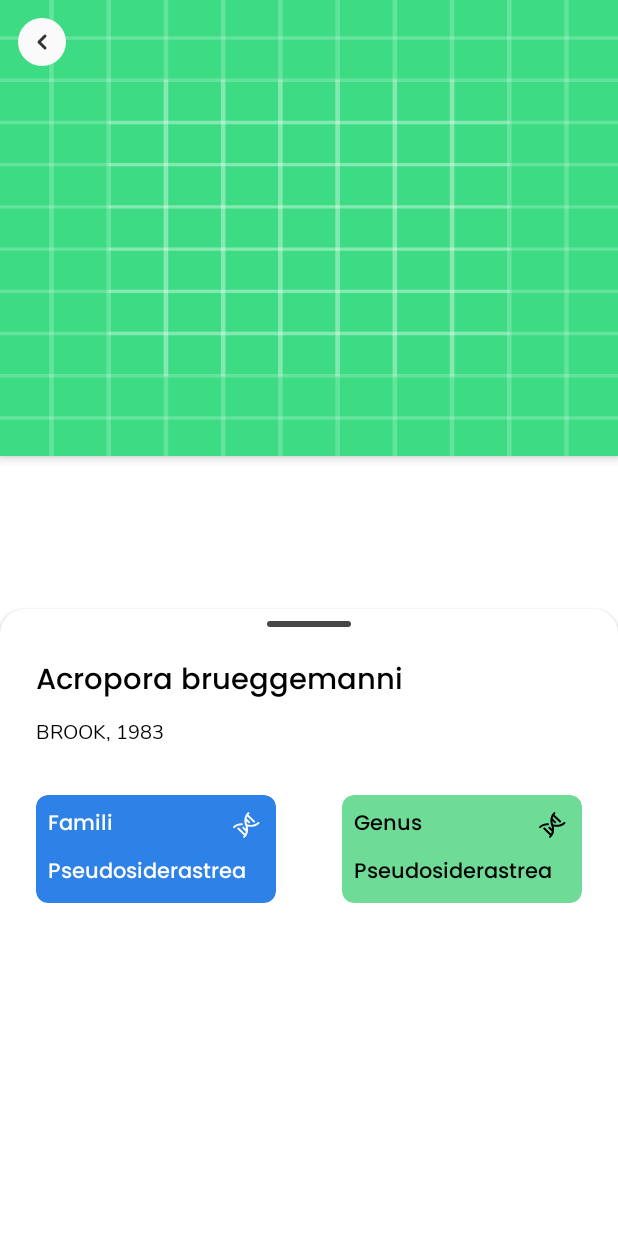
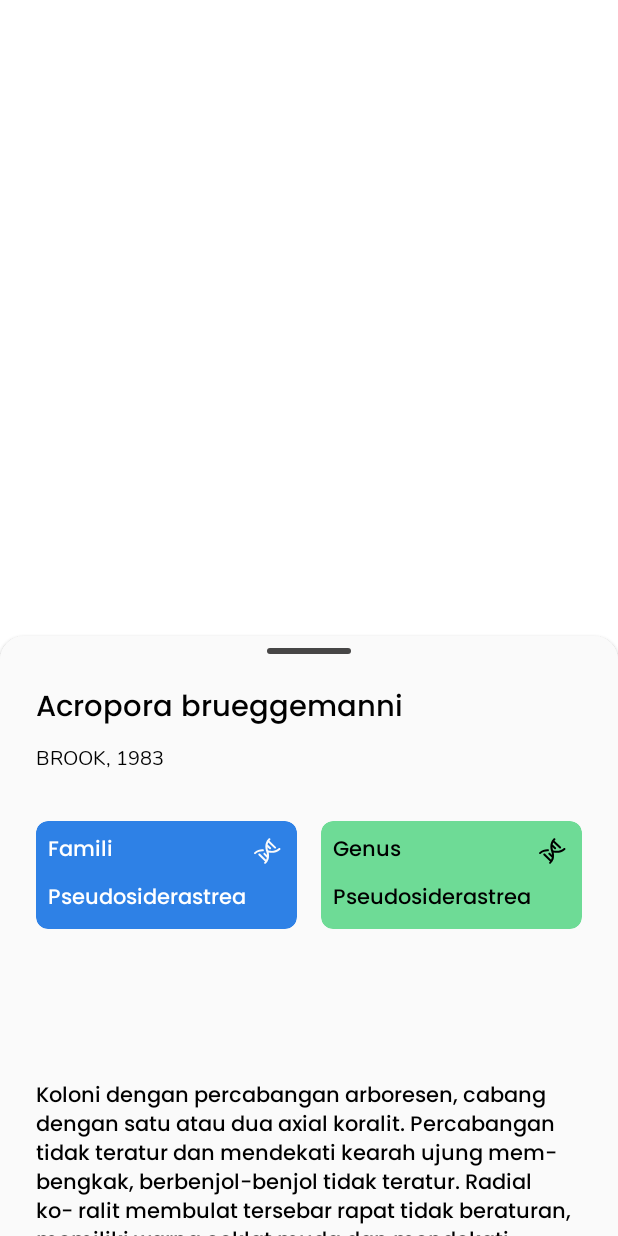
Before and after one commit to sayapakailinuxpak/Coral-ID, an Android app: the fragment DetailFragment shown on its own in the app's theme, on a phone screen of 412 x 824 dp. Run offline under Robolectric (Android 15) with nearby library versions, the phone set to English and light mode, and no system bars.

Commit message:
creating detail screen behaviour

```diff
--- a/mobile/app/src/main/java/com/bangkitcapstone/coral_id/ui/detail/DetailFragment.kt
+++ b/mobile/app/src/main/java/com/bangkitcapstone/coral_id/ui/detail/DetailFragment.kt
@@ -3,29 +3,44 @@ package com.bangkitcapstone.coral_id.ui.detail
 import android.os.Bundle
 import androidx.fragment.app.Fragment
 import android.view.LayoutInflater
+import android.view.MotionEvent
 import android.view.View
 import android.view.ViewGroup
 import com.bangkitcapstone.coral_id.R
+import com.bangkitcapstone.coral_id.databinding.FragmentDetailBinding
 
 // TODO: Rename parameter arguments, choose names that match
 // the fragment initialization parameters, e.g. ARG_ITEM_NUMBER
 private const val ARG_PARAM1 = "param1"
 private const val ARG_PARAM2 = "param2"
 
-/**
- * A simple [Fragment] subclass.
- * Use the [DetailFragment.newInstance] factory method to
- * create an instance of this fragment.
- */
+
 class DetailFragment : Fragment() {
-
+    private var  _binding: FragmentDetailBinding? = null
+    private val binding get() = _binding
 
     override fun onCreateView(
         inflater: LayoutInflater, container: ViewGroup?,
         savedInstanceState: Bundle?
     ): View? {
         // Inflate the layout for this fragment
-        return inflater.inflate(R.layout.fragment_detail, container, false)
+        _binding = FragmentDetailBinding.inflate(inflater, container, false)
+        return binding?.root
     }
 
+    override fun onViewCreated(view: View, savedInstanceState: Bundle?) {
+        super.onViewCreated(view, savedInstanceState)
+        binding?.apply {
+            mappbar.outlineProvider = null
+
+        }
+    }
+
+    override fun onDestroyView() {
+        super.onDestroyView()
+        _binding = null
+    }
+
+
+
 }
--- a/mobile/app/src/main/java/com/bangkitcapstone/coral_id/ui/result/ResultFragment.kt
+++ b/mobile/app/src/main/java/com/bangkitcapstone/coral_id/ui/result/ResultFragment.kt
@@ -7,7 +7,9 @@ import android.view.ViewGroup
 import android.widget.Toast
 import androidx.fragment.app.Fragment
 import androidx.lifecycle.ViewModelProvider
+import androidx.navigation.findNavController
 import androidx.recyclerview.widget.LinearLayoutManager
+import com.bangkitcapstone.coral_id.R
 import com.bangkitcapstone.coral_id.databinding.FragmentResultBinding
 
 class ResultFragment : Fragment() {
@@ -29,6 +31,7 @@ class ResultFragment : Fragment() {
 
         binding.mtoolbarResult.setNavigationOnClickListener {
             Toast.makeText(activity, "Close result fragment", Toast.LENGTH_SHORT).show()
+            it.findNavController().navigate(R.id.action_resultFragment_to_detailFragment)
         }
 
         val viewModel = ViewModelProvider(
--- a/mobile/app/src/main/res/layout/fragment_detail.xml
+++ b/mobile/app/src/main/res/layout/fragment_detail.xml
@@ -6,42 +6,64 @@
     xmlns:app="http://schemas.android.com/apk/res-auto"
     tools:context=".ui.detail.DetailFragment">
 
-    <com.google.android.material.appbar.AppBarLayout
-        android:layout_width="match_parent"
-        android:layout_height="304dp"
-        android:elevation="0dp">
+<!--    <com.google.android.material.appbar.AppBarLayout-->
+<!--        android:layout_width="match_parent"-->
+<!--        android:layout_height="304dp"-->
+<!--        android:elevation="0dp">-->
 
-        <com.google.android.material.appbar.CollapsingToolbarLayout
-            android:layout_width="match_parent"
-            android:layout_height="match_parent">
+<!--        <com.google.android.material.appbar.CollapsingToolbarLayout-->
+<!--            android:layout_width="match_parent"-->
+<!--            android:layout_height="match_parent">-->
 
-            <ImageView
-                android:id="@+id/image_coral_detail"
-                android:layout_width="match_parent"
-                android:layout_height="match_parent"
-                android:src="@drawable/ic_launcher_background"
-                android:scaleType="fitXY"
-                android:contentDescription="@string/image_coral" />
+<!--            -->
 
-            <com.google.android.material.appbar.MaterialToolbar
-                android:id="@+id/mtoolbar_detail"
-                android:layout_width="match_parent"
-                android:layout_height="?attr/actionBarSize"
-                android:background="@android:color/transparent"
-                app:navigationIcon="@drawable/ic_back_button"/>
+<!--        </com.google.android.material.appbar.CollapsingToolbarLayout>-->
 
-        </com.google.android.material.appbar.CollapsingToolbarLayout>
+<!--    </com.google.android.material.appbar.AppBarLayout>-->
+<!--    <ImageView-->
+<!--        android:id="@+id/image_coral_detail"-->
+<!--        android:layout_width="match_parent"-->
+<!--        android:layout_height="match_parent"-->
+<!--        android:src="@drawable/ic_launcher_background"-->
+<!--        android:scaleType="fitXY"-->
+<!--        android:contentDescription="@string/image_coral" />-->
 
-    </com.google.android.material.appbar.AppBarLayout>
+<!--    <com.google.android.material.appbar.MaterialToolbar-->
+<!--        android:id="@+id/mtoolbar_detail"-->
+<!--        android:layout_width="match_parent"-->
+<!--        android:layout_height="?attr/actionBarSize"-->
+<!--        android:background="@android:color/transparent"-->
+<!--        app:navigationIcon="@drawable/ic_back_button"/>-->
 
     <com.google.android.material.card.MaterialCardView
         android:id="@+id/mcard_detail"
         android:layout_width="match_parent"
         android:layout_height="612dp"
         app:cardCornerRadius="16dp"
+        app:cardBackgroundColor="@color/backgroundColor"
         app:layout_behavior="com.google.android.material.bottomsheet.BottomSheetBehavior"
         app:behavior_hideable="false"
-        app:behavior_peekHeight="418dp">
+        app:behavior_peekHeight="400dp">
+
+        <com.google.android.material.appbar.AppBarLayout
+            android:id="@+id/mappbar"
+            android:layout_width="match_parent"
+            android:layout_height="64dp"
+            android:background="@color/backgroundColor"
+            android:elevation="4dp"
+            app:layout_constraintEnd_toEndOf="parent"
+            app:layout_constraintStart_toStartOf="parent"
+            app:layout_constraintTop_toTopOf="parent">
+
+            <com.google.android.material.appbar.CollapsingToolbarLayout
+                android:layout_width="match_parent"
+                android:layout_height="match_parent">
+
+                <com.google.android.material.appbar.MaterialToolbar
+                    android:id="@+id/mtoolbar_detail"
+                    android:layout_width="match_parent"
+                    android:layout_height="match_parent"
+                    android:background="@color/backgroundColor" />
 
                 <ImageView
                     android:id="@+id/image_expander_indicator"
@@ -52,6 +74,20 @@
                     android:contentDescription="@string/expander_indicator"
                     android:src="@drawable/ic_expander_indicator" />
 
+                <TextView
+                    android:id="@+id/text_coral_full_name_detail"
+                    android:layout_width="wrap_content"
+                    android:layout_height="wrap_content"
+                    android:layout_marginTop="32dp"
+                    android:layout_marginStart="24dp"
+                    android:text="@string/acropora_brueggemanni"
+                    android:textAppearance="@style/TextAppearance.Coral_ID.Toolbar" />
+
+            </com.google.android.material.appbar.CollapsingToolbarLayout>
+        </com.google.android.material.appbar.AppBarLayout>
+
+
+
         <androidx.core.widget.NestedScrollView
             android:layout_width="match_parent"
             android:layout_height="match_parent">
@@ -59,42 +95,34 @@
             <androidx.constraintlayout.widget.ConstraintLayout
                 android:layout_width="match_parent"
                 android:layout_height="match_parent"
-                android:paddingStart="24dp"
-                android:paddingEnd="24dp">
+                app:layout_behavior="@string/appbar_scrolling_view_behavior">
 
-                <TextView
-                    android:id="@+id/text_coral_full_name_detail"
-                    android:layout_width="wrap_content"
-                    android:layout_height="wrap_content"
-                    android:layout_marginTop="32dp"
-                    android:text="@string/acropora_brueggemanni"
-                    android:textAppearance="@style/TextAppearance.Coral_ID.Toolbar"
-                    app:layout_constraintStart_toStartOf="parent"
-                    app:layout_constraintTop_toTopOf="parent" />
+
 
                 <TextView
                     android:id="@+id/text_coral_inventor_and_year"
                     android:layout_width="wrap_content"
                     android:layout_height="wrap_content"
-                    android:layout_marginTop="8dp"
+                    android:layout_marginTop="72dp"
+                    android:layout_marginStart="24dp"
                     android:fontFamily="@font/nunito_regular"
                     android:text="@string/brook_1983"
                     android:textColor="@color/secondaryTextColor"
                     android:textSize="13sp"
                     app:layout_constraintStart_toStartOf="parent"
-                    app:layout_constraintTop_toBottomOf="@+id/text_coral_full_name_detail" />
+                    app:layout_constraintTop_toTopOf="parent" />
 
                 <androidx.cardview.widget.CardView
                     android:id="@+id/card_coral_family"
-                    android:layout_width="160dp"
+                    android:layout_width="0dp"
                     android:layout_height="72dp"
+                    android:layout_marginStart="24dp"
                     android:layout_marginTop="32dp"
+                    android:layout_marginEnd="8dp"
                     app:cardBackgroundColor="@color/primaryColor"
                     app:cardCornerRadius="8dp"
                     app:cardElevation="0dp"
-                    app:layout_constraintEnd_toStartOf="@+id/card_coral_genus"
-                    app:layout_constraintHorizontal_bias="0.5"
-                    app:layout_constraintHorizontal_chainStyle="spread_inside"
+                    app:layout_constraintEnd_toStartOf="@+id/guideline2"
                     app:layout_constraintStart_toStartOf="parent"
                     app:layout_constraintTop_toBottomOf="@+id/text_coral_inventor_and_year" />
 
@@ -135,15 +163,16 @@
 
                 <androidx.cardview.widget.CardView
                     android:id="@+id/card_coral_genus"
-                    android:layout_width="160dp"
+                    android:layout_width="0dp"
                     android:layout_height="72dp"
+                    android:layout_marginStart="8dp"
                     android:layout_marginTop="32dp"
+                    android:layout_marginEnd="24dp"
                     app:cardBackgroundColor="@color/secondaryColor"
                     app:cardCornerRadius="8dp"
                     app:cardElevation="0dp"
                     app:layout_constraintEnd_toEndOf="parent"
-                    app:layout_constraintHorizontal_bias="0.5"
-                    app:layout_constraintStart_toEndOf="@+id/card_coral_family"
+                    app:layout_constraintStart_toStartOf="@+id/guideline2"
                     app:layout_constraintTop_toBottomOf="@+id/text_coral_inventor_and_year" />
 
                 <ImageView
@@ -181,6 +210,27 @@
                     app:layout_constraintStart_toStartOf="@+id/card_coral_genus"
                     app:layout_constraintTop_toBottomOf="@id/text_coral_genus_lable" />
 
+                <TextView
+                    android:id="@+id/text_dummy"
+                    android:layout_width="match_parent"
+                    android:layout_height="wrap_content"
+                    android:layout_marginStart="24dp"
+                    android:layout_marginTop="100dp"
+                    android:layout_marginEnd="24dp"
+                    android:fontFamily="@font/poppins_medium"
+                    android:text="@string/dummy_text"
+                    android:textColor="@color/secondaryTextColor"
+                    app:layout_constraintEnd_toEndOf="parent"
+                    app:layout_constraintStart_toStartOf="parent"
+                    app:layout_constraintTop_toBottomOf="@+id/card_coral_family" />
+
+                <androidx.constraintlayout.widget.Guideline
+                    android:id="@+id/guideline2"
+                    android:layout_width="wrap_content"
+                    android:layout_height="wrap_content"
+                    android:orientation="vertical"
+                    app:layout_constraintGuide_percent="0.5" />
+
             </androidx.constraintlayout.widget.ConstraintLayout>
 
         </androidx.core.widget.NestedScrollView>
--- a/mobile/app/src/main/res/navigation/nav.xml
+++ b/mobile/app/src/main/res/navigation/nav.xml
@@ -26,5 +26,14 @@
         android:id="@+id/resultFragment"
         android:name="com.bangkitcapstone.coral_id.ui.result.ResultFragment"
         android:label="fragment_result"
-        tools:layout="@layout/fragment_result" />
+        tools:layout="@layout/fragment_result" >
+        <action
+            android:id="@+id/action_resultFragment_to_detailFragment"
+            app:destination="@id/detailFragment" />
+    </fragment>
+    <fragment
+        android:id="@+id/detailFragment"
+        android:name="com.bangkitcapstone.coral_id.ui.detail.DetailFragment"
+        android:label="fragment_detail"
+        tools:layout="@layout/fragment_detail" />
 </navigation>
--- a/mobile/app/src/main/res/values/strings.xml
+++ b/mobile/app/src/main/res/values/strings.xml
@@ -24,5 +24,5 @@
     <string name="yes">Yes</string>
     <string name="no">No</string>
     <string name="process_confirm">Process this image ?</string>
->>>>>>> dev-mobile
+    <string name="dummy_text">Koloni dengan percabangan arboresen, cabang dengan satu atau dua axial koralit. Percabangan tidak teratur dan mendekati kearah ujung mem- bengkak, berbenjol-benjol tidak teratur. Radial ko- ralit membulat tersebar rapat tidak beraturan, memiliki warna coklat muda dan mendekati ujung memutih. Koloni dengan percabangan arboresen, cabang dengan satu atau dua axial koralit. Percabangan tidak teratur dan mendekati kearah ujung mem- bengkak, berbenjol-benjol tidak teratur. Radial ko- ralit membulat tersebar rapat tidak beraturan, memiliki warna coklat muda dan mendekati ujung memutih. Koloni dengan percabangan arboresen, cabang dengan satu atau dua axial koralit. Percabangan tidak teratur dan mendekati kearah ujung mem- bengkak, berbenjol-benjol tidak teratur. Radial ko- ralit membulat tersebar rapat tidak beraturan, memiliki warna coklat muda dan mendekati ujung memutih. Koloni dengan percabangan arboresen, cabang dengan satu atau dua axial koralit. Percabangan tidak teratur dan mendekati kearah ujung mem- bengkak, berbenjol-benjol tidak teratur. Radial ko- ralit membulat tersebar rapat tidak beraturan, memiliki warna coklat muda dan mendekati ujung memutih</string>
 </resources>
```
Lines whose indentation alone changed are shown as unchanged.
